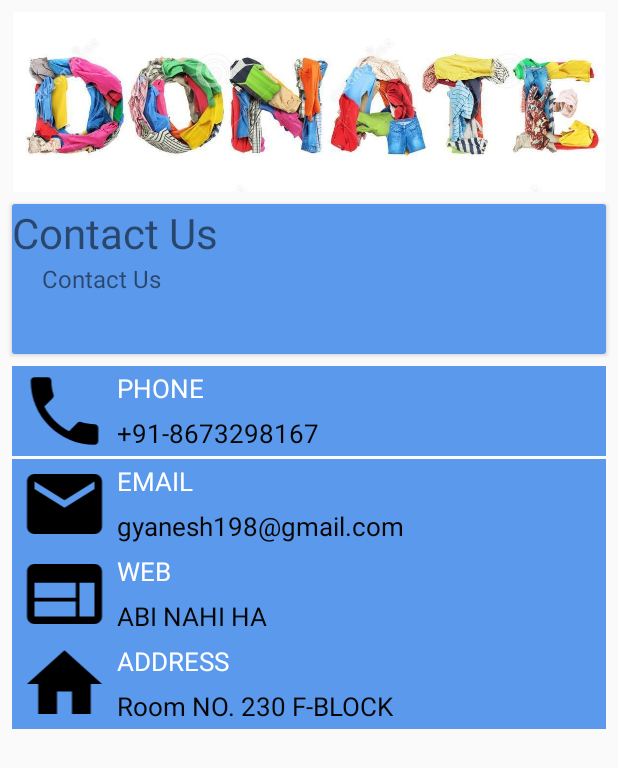
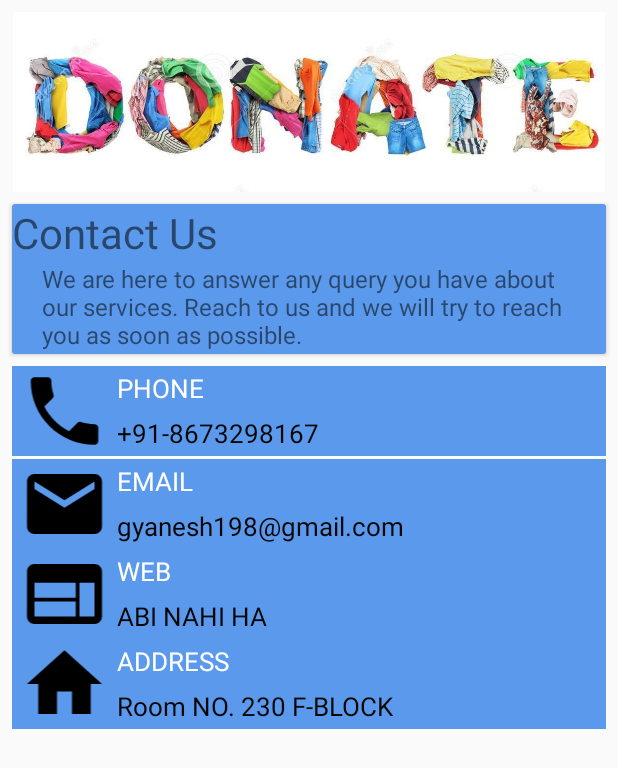
Before and after one commit to jeeke/Drople, an Android app: the ExtrasActivity screen opened directly, with no data from a screen before it, on a phone screen of 412 x 824 dp. Shown: the top 768 px of the screen. Run offline under Robolectric (Android 15) with nearby library versions, the phone set to English and light mode, and no system bars.

Commit message:
Added contact us desc

```diff
--- a/app/src/main/res/layout/frag_aboutus.xml
+++ b/app/src/main/res/layout/frag_aboutus.xml
@@ -48,7 +48,7 @@
                     android:layout_marginLeft="16dp"
                     android:layout_marginEnd="16dp"
                     android:layout_marginRight="16dp"
-                    android:text="Contact Us"
+                    android:text="@string/contact"
                     android:textSize="16dp"
                     app:layout_constraintBottom_toBottomOf="parent"
                     app:layout_constraintEnd_toEndOf="parent"
--- a/app/src/main/res/values/strings.xml
+++ b/app/src/main/res/values/strings.xml
@@ -32,6 +32,8 @@
     <string name="permission_rationale">"Contacts permissions are needed for providing email
         completions."
     </string>
+    <string name="contact">We are here to answer any query you have about our services. Reach to us and we will try to reach you as soon as possible.</string>
+
 
     <string-array name="CityNames">
         <item>-- Select City --</item>
```
